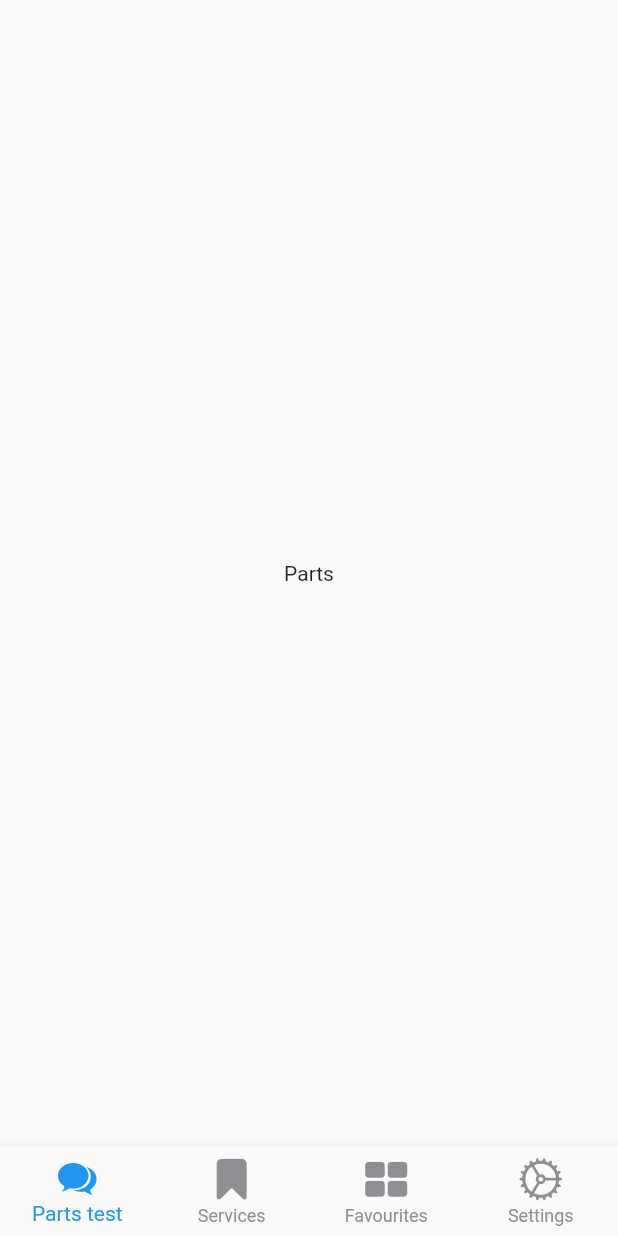
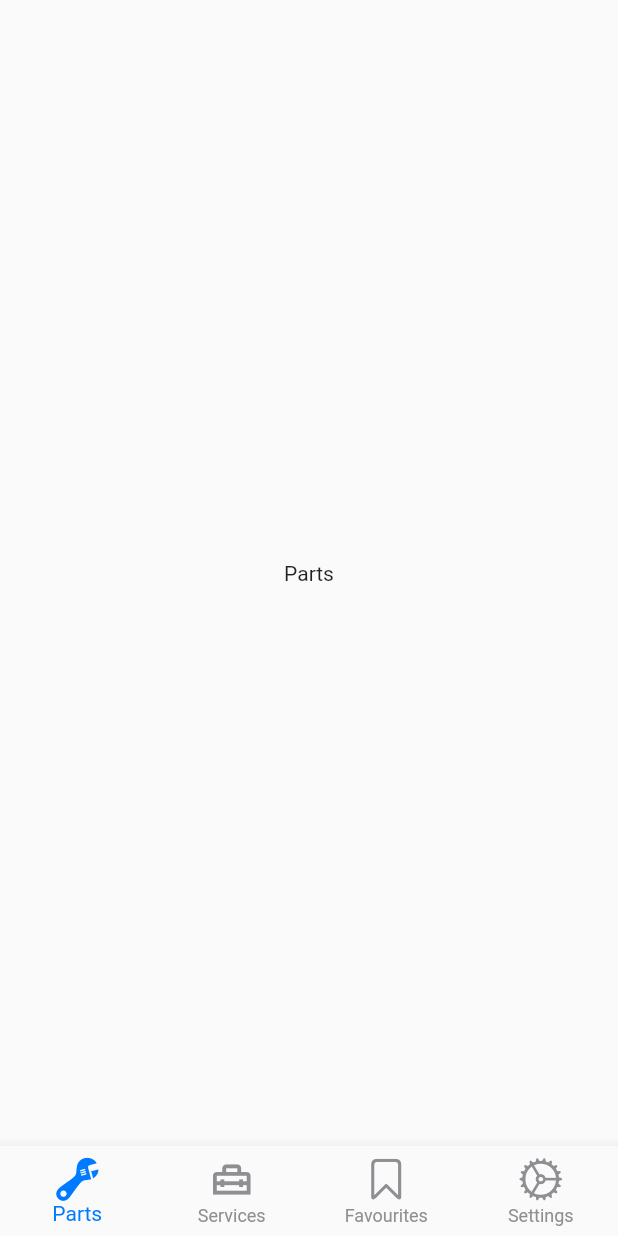
Before and after one commit to lakshitha-deshapriya/AutoParts, a Flutter app: the screen it shows after launch, on a phone screen of 412 x 824 dp. Run offline on Flutter 3.47's test engine with Material 2 defaults, Android fonts, the phone set to English and light mode, and no system bars; our stand-ins replace google_fonts.

Commit message:
Finalized tabs and colors

```diff
--- a/lib/widgets/tab_navigator.dart
+++ b/lib/widgets/tab_navigator.dart
@@ -2,27 +2,35 @@
 import 'package:flutter/cupertino.dart';
 import 'package:flutter/material.dart';
 import 'package:nav_bar_widget/nav_bar_widget.dart';
+import 'package:widget_lib/widgets/utils/widget_util.dart';
 
 class TabNavigator extends StatelessWidget {
   @override
   Widget build(BuildContext context) {
     return PlatformNavBarScaffold(
       forceMaterial: Constant.forceMaterial,
+      activeColor: WidgetUtil.isDarkMode(context)
+          ? CupertinoColors.white
+          : CupertinoColors.systemBlue,
       barItems: [
         BottomNavigationBarItem(
-          icon: Icon(CupertinoIcons.chat_bubble_2_fill),
-          label: 'Parts test',
+          icon: Icon(CupertinoIcons.wrench),
+          activeIcon: Icon(CupertinoIcons.wrench_fill),
+          label: 'Parts',
         ),
         BottomNavigationBarItem(
-          icon: Icon(CupertinoIcons.bookmark_fill),
+          icon: Icon(Icons.home_repair_service_outlined),
+          activeIcon: Icon(Icons.home_repair_service),
           label: 'Services',
         ),
         BottomNavigationBarItem(
-          icon: Icon(CupertinoIcons.rectangle_grid_2x2_fill),
+          icon: Icon(CupertinoIcons.bookmark),
+          activeIcon: Icon(CupertinoIcons.bookmark_fill),
           label: 'Favourites',
         ),
         BottomNavigationBarItem(
-          icon: Icon(CupertinoIcons.settings_solid),
+          icon: Icon(CupertinoIcons.settings),
+          activeIcon: Icon(CupertinoIcons.settings_solid),
           label: 'Settings',
         ),
       ],
--- a/pubspec.yaml
+++ b/pubspec.yaml
@@ -24,6 +24,7 @@
   flutter:
     sdk: flutter
   cupertino_icons: ^1.0.2
+  flutter_vector_icons: ^1.0.0
 
   widget_lib:
     path: packages/widget_lib
```
Also changed, not shown: pubspec.lock.
